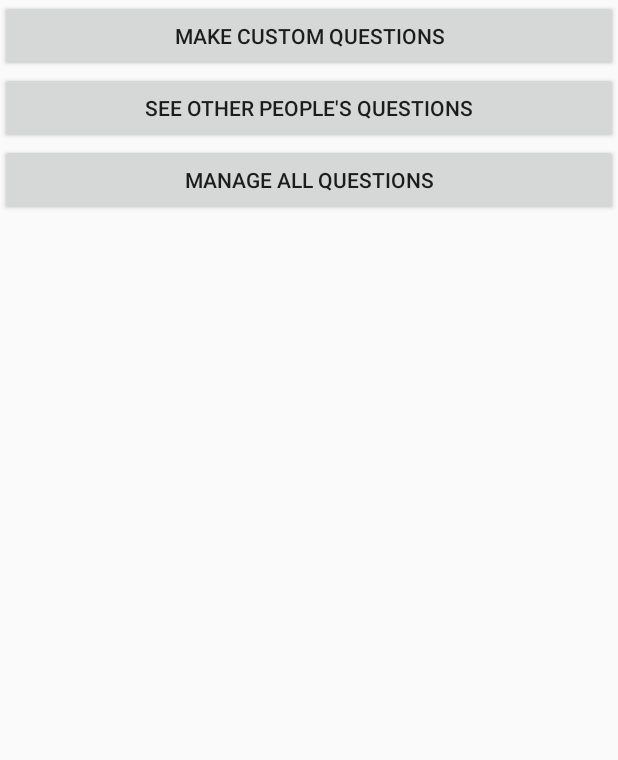
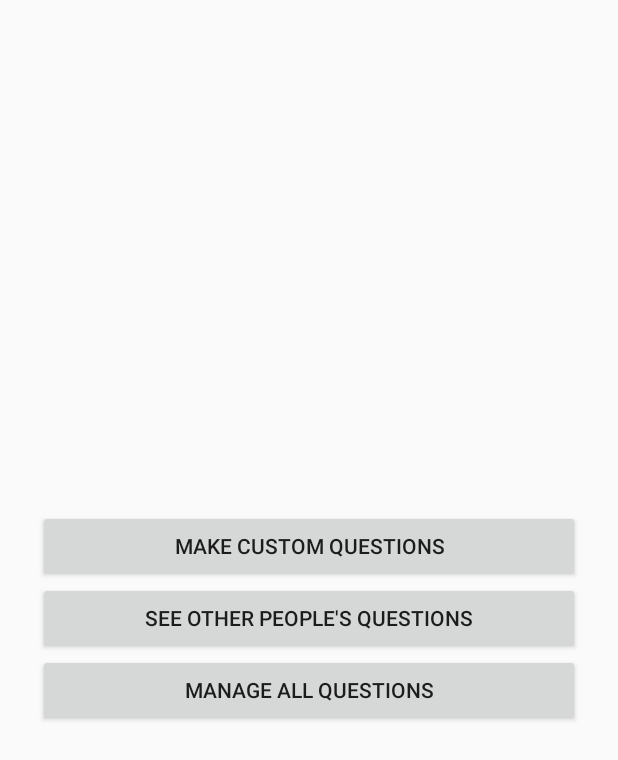
Before and after one commit to CS-262wingdings/client, an Android app: the GameCustomization screen opened directly, with no data from a screen before it, on a phone screen of 412 x 824 dp. Shown: the top 760 px of the screen. Run offline under Robolectric (Android 15) with nearby library versions, the phone set to English and light mode, and no system bars.

Commit message:
Added the download questions screen

```diff
--- a/app/src/main/AndroidManifest.xml
+++ b/app/src/main/AndroidManifest.xml
@@ -31,7 +31,8 @@
         <activity android:name=".GameCustomization" />
         <activity android:name=".CustomQuestion" />
         <activity android:name=".How2Play" />
-        <activity android:name=".YouWin"></activity>
+        <activity android:name=".YouWin" />
+        <activity android:name=".DownloadQuestion"></activity>
     </application>
 
 </manifest>
--- a/app/src/main/java/edu/calvin/cs262/wingdings/pigeonpoll/GameCustomization.java
+++ b/app/src/main/java/edu/calvin/cs262/wingdings/pigeonpoll/GameCustomization.java
@@ -16,4 +16,6 @@ public class GameCustomization extends AppCompatActivity {
     public void gotoCustomize(View view) {
         startActivity(new Intent(this,CustomQuestion.class));
     }
+
+    public void downloadQuestions(View view) {startActivity(new Intent(this,DownloadQuestion.class));  }
 }
--- a/app/src/main/res/layout/activity_custom_question.xml
+++ b/app/src/main/res/layout/activity_custom_question.xml
@@ -25,7 +25,8 @@
         android:id="@+id/Submit"
         android:layout_width="match_parent"
         android:layout_height="wrap_content"
-        android:text="Submit" />
+        android:text="Submit"
+        android:onClick="newQuestion"/>
 
     <CheckBox
         android:id="@+id/uploadOption"
--- a/app/src/main/res/layout/activity_game_customization.xml
+++ b/app/src/main/res/layout/activity_game_customization.xml
@@ -5,7 +5,13 @@
     android:layout_width="match_parent"
     android:layout_height="match_parent"
     tools:context=".GameCustomization"
-    android:orientation="vertical">
+    android:orientation="vertical"
+    android:layout_margin="@dimen/standard">
+
+    <Space
+        android:layout_width="match_parent"
+        android:layout_height="wrap_content"
+        android:layout_weight="1" />
 
     <Button
         android:id="@+id/NewQuestion"
@@ -18,11 +24,17 @@
         android:id="@+id/DownloadQuestion"
         android:layout_width="match_parent"
         android:layout_height="wrap_content"
-        android:text="See Other People's Questions" />
+        android:text="See Other People's Questions"
+        android:onClick="downloadQuestions"/>
 
     <Button
         android:id="@+id/ManageQuestion"
         android:layout_width="match_parent"
         android:layout_height="wrap_content"
         android:text="Manage All Questions" />
+
+    <Space
+        android:layout_width="match_parent"
+        android:layout_height="wrap_content"
+        android:layout_weight="1" />
 </LinearLayout>
```
Also changed, not shown: app/src/main/java/edu/calvin/cs262/wingdings/pigeonpoll/CustomQuestion.java (+13 -0 lines), app/src/main/java/edu/calvin/cs262/wingdings/pigeonpoll/DownloadQuestion.java (added, +53 -0 lines), app/src/main/java/edu/calvin/cs262/wingdings/pigeonpoll/Question.java (+2 -8 lines), app/src/main/java/edu/calvin/cs262/wingdings/pigeonpoll/QuestionManager.java (+25 -1 lines), app/src/main/res/layout/activity_download_question.xml (added, +11 -0 lines).
